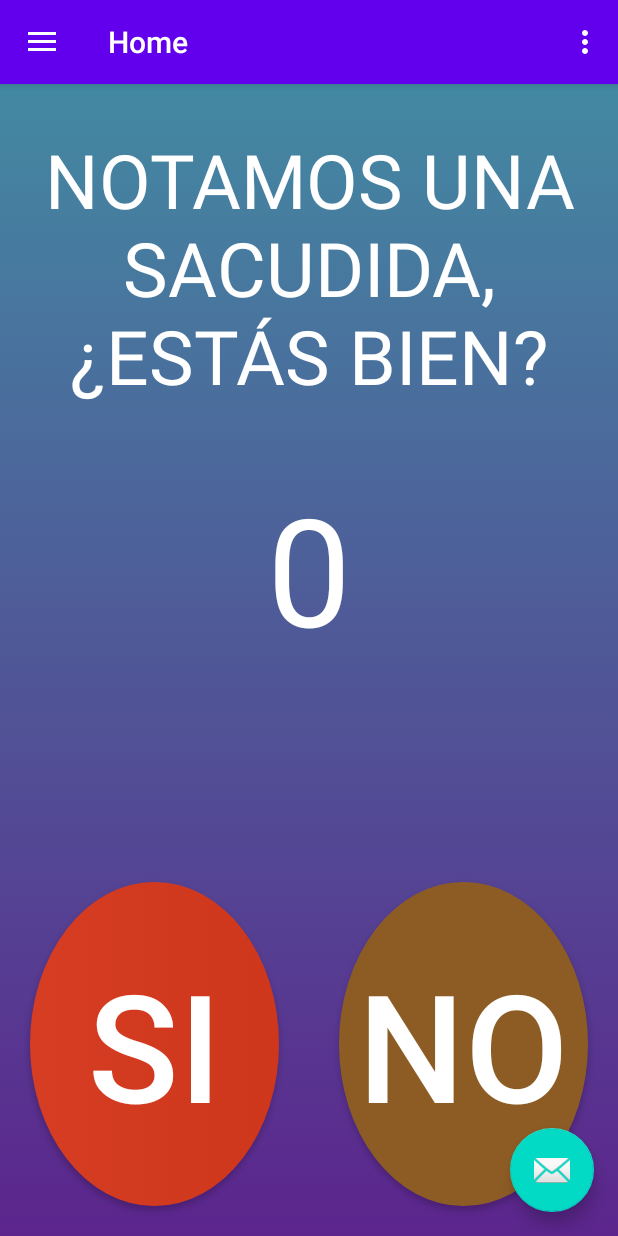
After one commit to gabo-x86/BotonDePanico, an Android app: the fragment AlertFragment placed in its activity, on a phone screen of 412 x 824 dp. The commit adds this screen. Run offline under Robolectric (Android 15) with nearby library versions, the phone set to English and light mode, and no system bars; our stand-ins replace navigation-ui; 3 statements that could not run were skipped.

Commit message:
Fragment alert detección de movimiento

```diff
--- /dev/null
+++ b/app/src/main/java/com/projects/botondepanico/AlertFragment.java
@@ -0,0 +1,85 @@
+package com.projects.botondepanico;
+
+import android.os.Bundle;
+
+import androidx.fragment.app.Fragment;
+
+import android.os.CountDownTimer;
+import android.view.LayoutInflater;
+import android.view.View;
+import android.view.ViewGroup;
+import android.widget.TextView;
+
+import java.util.Locale;
+
+/**
+ * A simple {@link Fragment} subclass.
+ * Use the {@link AlertFragment#newInstance} factory method to
+ * create an instance of this fragment.
+ */
+public class AlertFragment extends Fragment {
+
+    // TODO: Rename parameter arguments, choose names that match
+    // the fragment initialization parameters, e.g. ARG_ITEM_NUMBER
+    private static final String ARG_PARAM1 = "param1";
+    private static final String ARG_PARAM2 = "param2";
+
+    // TODO: Rename and change types of parameters
+    private String mParam1;
+    private String mParam2;
+    private TextView textView;
+
+    public AlertFragment() {
+        // Required empty public constructor
+    }
+
+    /**
+     * Use this factory method to create a new instance of
+     * this fragment using the provided parameters.
+     *
+     * @param param1 Parameter 1.
+     * @param param2 Parameter 2.
+     * @return A new instance of fragment AlertFragment.
+     */
+    // TODO: Rename and change types and number of parameters
+    public static AlertFragment newInstance(String param1, String param2) {
+        AlertFragment fragment = new AlertFragment();
+        Bundle args = new Bundle();
+        args.putString(ARG_PARAM1, param1);
+        args.putString(ARG_PARAM2, param2);
+        fragment.setArguments(args);
+        return fragment;
+    }
+
+    @Override
+    public void onCreate(Bundle savedInstanceState) {
+        super.onCreate(savedInstanceState);
+        if (getArguments() != null) {
+            mParam1 = getArguments().getString(ARG_PARAM1);
+            mParam2 = getArguments().getString(ARG_PARAM2);
+        }
+        super.onResume();
+    }
+
+    @Override
+    public View onCreateView(LayoutInflater inflater, ViewGroup container,
+                             Bundle savedInstanceState) {
+        // Inflate the layout for this fragment
+
+        return inflater.inflate(R.layout.fragment_alert, container, false);
+    }
+
+    @Override
+    public void onResume() {
+        super.onResume();
+        textView = (TextView) textView.findViewById(R.id.counter);
+        CountDownTimer countDownTimer = new CountDownTimer(10000, 1000) {
+            public void onTick(long millisUntilFinished) {
+                textView.setText(String.format(Locale.getDefault(), "%d sec.", millisUntilFinished / 1000L));
+            }
+            public void onFinish() {
+                textView.setText("Done.");
+            }
+        }.start();
+    }
+}
--- a/app/src/main/java/com/projects/botondepanico/MainActivity.java
+++ b/app/src/main/java/com/projects/botondepanico/MainActivity.java
@@ -1,13 +1,20 @@
 package com.projects.botondepanico;
 
+import android.annotation.SuppressLint;
+import android.hardware.Sensor;
+import android.hardware.SensorEvent;
+import android.hardware.SensorEventListener;
+import android.hardware.SensorManager;
 import android.os.Bundle;
 import android.view.View;
 import android.view.Menu;
+import android.widget.TextView;
 
 import com.google.android.material.floatingactionbutton.FloatingActionButton;
 import com.google.android.material.snackbar.Snackbar;
 import com.google.android.material.navigation.NavigationView;
 
+import androidx.fragment.app.FragmentTransaction;
 import androidx.navigation.NavController;
 import androidx.navigation.Navigation;
 import androidx.navigation.ui.AppBarConfiguration;
@@ -20,6 +27,15 @@ public class MainActivity extends AppCompatActivity {
 
     private AppBarConfiguration mAppBarConfiguration;
     private MapsFragment maps;
+
+    private SensorManager sensorManager;
+    private Sensor sensor;
+    private SensorEventListener sensorEventListener;
+
+
+    private AlertFragment alertFragment;
+    FragmentTransaction transaction;
+    int eventCount = 0;
 
     @Override
     protected void onCreate(Bundle savedInstanceState) {
@@ -47,7 +63,11 @@ public class MainActivity extends AppCompatActivity {
         NavigationUI.setupActionBarWithNavController(this, navController, mAppBarConfiguration);
         NavigationUI.setupWithNavController(navigationView, navController);
 
-        /**Add maps to FrameLayout**/
+        mapsInitialize();/**Add maps to FrameLayout**/
+        sensorInitialize();
+        alertFragment = new AlertFragment();
+    }
+    private void mapsInitialize(){
         maps = new MapsFragment();
         getSupportFragmentManager().beginTransaction().add(R.id.fragmentContainer, maps).commit();
     }
@@ -65,4 +85,66 @@ public class MainActivity extends AppCompatActivity {
         return NavigationUI.navigateUp(navController, mAppBarConfiguration)
                 || super.onSupportNavigateUp();
     }
+
+
+    private void sensorInitialize() {
+        sensorManager = (SensorManager)getSystemService(SENSOR_SERVICE);
+        sensor = sensorManager.getDefaultSensor(Sensor.TYPE_LINEAR_ACCELERATION);
+        transaction = getSupportFragmentManager().beginTransaction();
+
+        if(sensor==null){
+            finish();
+        }
+
+        sensorEventListener = new SensorEventListener() {
+            @SuppressLint("ResourceType")
+            @Override
+            public void onSensorChanged(SensorEvent sensorEvent) {
+                float x = sensorEvent.values[0];
+                float y = sensorEvent.values[1];
+                float z = sensorEvent.values[2];
+
+
+                if(((x>=10 || x<=-10) || (y>=10 || y<=-10) || (z>=10 || z<=-10)) && eventCount==0){
+                    eventCount++;
+                }else if((x<=1 || y<=1 || z<=1) && eventCount==1){
+                    eventCount++;
+                }
+
+                if(eventCount==2){
+                    //magic
+                    transaction.replace(R.id.nav_host_fragment, alertFragment).commit();
+                    transaction.addToBackStack(null);
+                    stop();
+                    eventCount=0;
+                }
+
+            }
+
+            @Override
+            public void onAccuracyChanged(Sensor sensor, int i) {
+            }
+        };
+        start();
+
+    }
+
+    private void start(){
+        sensorManager.registerListener(sensorEventListener, sensor, SensorManager.SENSOR_DELAY_NORMAL);
+    }
+    private void stop(){/**Detene sensor**/
+        sensorManager.unregisterListener(sensorEventListener);
+    }
+
+    @Override
+    protected void onPause() {
+        stop();
+        super.onPause();
+    }
+
+    @Override
+    protected void onResume() {
+        start();
+        super.onResume();
+    }
 }
--- a/app/src/main/java/com/projects/botondepanico/MapsFragment.java
+++ b/app/src/main/java/com/projects/botondepanico/MapsFragment.java
@@ -17,9 +17,7 @@ import android.os.Bundle;
 import android.view.LayoutInflater;
 import android.view.View;
 import android.view.ViewGroup;
-import android.widget.Toast;
 
-import com.google.android.gms.common.GooglePlayServicesUtil;
 import com.google.android.gms.maps.CameraUpdateFactory;
 import com.google.android.gms.maps.GoogleMap;
 import com.google.android.gms.maps.OnMapReadyCallback;
--- /dev/null
+++ b/app/src/main/res/drawable/gradient_background_alert.xml
@@ -0,0 +1,12 @@
+<?xml version="1.0" encoding="utf-8"?>
+<selector xmlns:android="http://schemas.android.com/apk/res/android">
+    <item>
+        <shape>
+            <gradient
+                android:angle="90"
+                android:startColor="#5C258D"
+                android:endColor="#4389A2"
+                android:type="linear"></gradient>
+        </shape>
+    </item>
+</selector>
--- /dev/null
+++ b/app/src/main/res/layout/fragment_alert.xml
@@ -0,0 +1,96 @@
+<?xml version="1.0" encoding="utf-8"?>
+<LinearLayout
+    xmlns:android="http://schemas.android.com/apk/res/android"
+    xmlns:tools="http://schemas.android.com/tools"
+    android:layout_width="match_parent"
+    android:layout_height="match_parent"
+    android:background="@drawable/gradient_background_alert"
+    android:orientation="vertical"
+    tools:context=".AlertFragment">
+
+    <!-- TODO: Update blank fragment layout -->
+    <LinearLayout
+        android:layout_width="wrap_content"
+        android:layout_height="match_parent"
+        android:layout_weight="1"
+        >
+        <TextView
+            android:layout_width="match_parent"
+            android:layout_height="wrap_content"
+            android:paddingTop="30dp"
+            android:text="@string/are_u_ok"
+            android:textColor="@color/white"
+            android:textSize="50sp"
+            android:textAlignment="center"
+            />
+
+    </LinearLayout>
+
+    <LinearLayout
+        android:layout_width="match_parent"
+        android:layout_height="match_parent"
+        android:layout_weight="1"
+        >
+        <TextView
+            android:id="@+id/counter"
+            android:layout_width="match_parent"
+            android:layout_height="wrap_content"
+            android:text="0"
+            android:textColor="@color/white"
+            android:textSize="100sp"
+            android:textAlignment="center"
+
+            />
+    </LinearLayout>
+
+    <LinearLayout
+        android:layout_width="match_parent"
+        android:layout_height="match_parent"
+        android:layout_weight="1"
+        android:orientation="horizontal"
+        >
+        <LinearLayout
+            android:layout_width="match_parent"
+            android:layout_height="match_parent"
+            android:layout_weight="1"
+            >
+                <Button
+                    android:id="@+id/btnSOS"
+                    android:layout_width="match_parent"
+                    android:layout_height="match_parent"
+
+                    android:background="@drawable/btn_circle_sos"
+                    android:text="@string/txt_si"
+                    android:textColor="#FFFFFF"
+                    android:textSize="100sp"
+                    android:layout_marginBottom="20dp"
+                    android:layout_marginTop="20dp"
+                    android:layout_marginRight="20dp"
+                    android:layout_marginLeft="20dp"
+                    />
+        </LinearLayout>
+        <LinearLayout
+            android:layout_width="match_parent"
+            android:layout_height="match_parent"
+            android:layout_weight="1"
+            >
+            <Button
+                android:id="@+id/btnNo"
+                android:layout_width="match_parent"
+                android:layout_height="match_parent"
+                android:background="@drawable/btn_circle_sos"
+                android:text="@string/txt_no"
+                android:textColor="#FFFFFF"
+                android:textSize="100sp"
+                android:layout_marginBottom="20dp"
+                android:layout_marginTop="20dp"
+                android:layout_marginRight="20dp"
+                android:layout_marginLeft="20dp"
+                android:backgroundTint="@color/cancel"
+
+                />
+        </LinearLayout>
+
+    </LinearLayout>
+
+</LinearLayout>
--- a/app/src/main/res/values/colors.xml
+++ b/app/src/main/res/values/colors.xml
@@ -3,4 +3,8 @@
     <color name="colorPrimary">#6200EE</color>
     <color name="colorPrimaryDark">#3700B3</color>
     <color name="colorAccent">#03DAC5</color>
+    <color name="white">#FFFFFF</color>
+
+    <color name="sos">#8D2825</color>
+    <color name="cancel">#8D5C25</color>
 </resources>
--- a/app/src/main/res/values/strings.xml
+++ b/app/src/main/res/values/strings.xml
@@ -13,4 +13,11 @@
 
     <string name="txt_sos">SOS</string>
     <string name="title_activity_maps">Map</string>
+    <!-- TODO: Remove or change this placeholder text -->
+    <string name="hello_blank_fragment">Hello blank fragment</string>
+
+    <string name="are_u_ok">NOTAMOS UNA SACUDIDA, ¿ESTÁS BIEN?</string>
+
+    <string name="txt_si">SI</string>
+    <string name="txt_no">NO</string>
 </resources>
```
